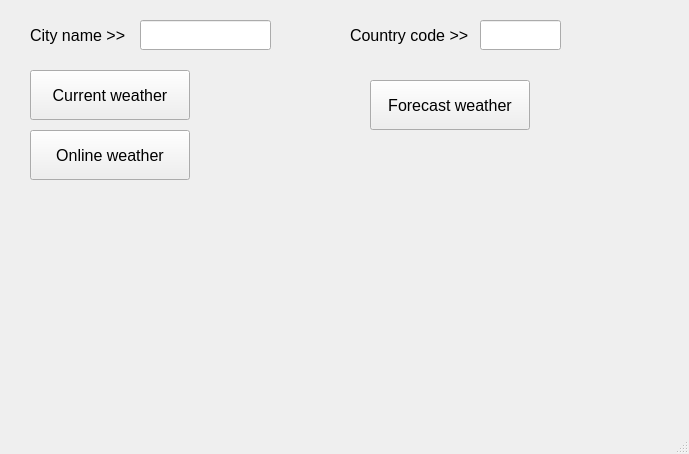
Before: the Qt Designer form form_qt.ui in petros000/GUI_weather, drawn with Qt 5.
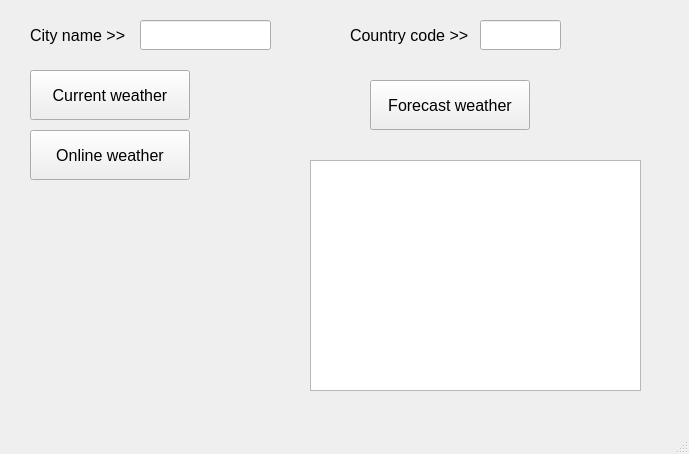
After: the same form once the commit is applied.

The edit to the form file:
```diff
--- a/form_qt.ui
+++ b/form_qt.ui
@@ -143,6 +143,36 @@
       <width>81</width>
       <height>30</height>
      </rect>
+    </property>
+    <property name="font">
+     <font>
+      <pointsize>12</pointsize>
+     </font>
+    </property>
+   </widget>
+   <widget class="QGraphicsView" name="graphicsView">
+    <property name="geometry">
+     <rect>
+      <x>310</x>
+      <y>160</y>
+      <width>331</width>
+      <height>231</height>
+     </rect>
+    </property>
+    <property name="maximumSize">
+     <size>
+      <width>331</width>
+      <height>231</height>
+     </size>
+    </property>
+    <property name="dragMode">
+     <enum>QGraphicsView::NoDrag</enum>
+    </property>
+    <property name="resizeAnchor">
+     <enum>QGraphicsView::AnchorViewCenter</enum>
+    </property>
+    <property name="viewportUpdateMode">
+     <enum>QGraphicsView::MinimalViewportUpdate</enum>
     </property>
    </widget>
   </widget>
```
Left out of the diff: 8 changed lines with no effect on the pictures.
